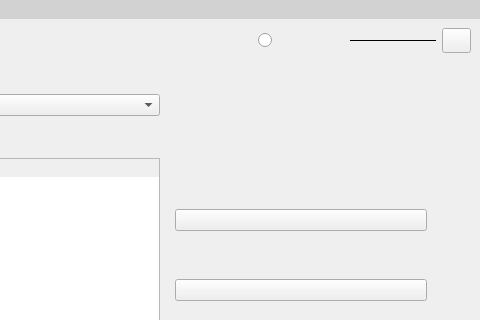
Before: the Qt Designer form Patient_Data_Project/mainwindow.ui in Baljet389/Patient_Data, drawn with Qt 5; both pictures show x 649 to 1129 and y 0 to 320 of the 1129 by 747 pixel window.
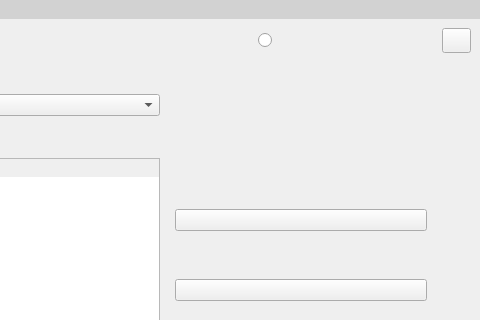
After: the same form once the commit is applied. Icons and pictures are not drawn.

The edit to the form file:
```diff
--- a/Patient_Data_Project/mainwindow.ui
+++ b/Patient_Data_Project/mainwindow.ui
@@ -482,24 +482,8 @@
         </widget>
        </widget>
       </item>
-      <item row="0" column="7">
-       <widget class="QLabel" name="date_time_lbl">
-        <property name="frameShape">
-         <enum>QFrame::Shape::HLine</enum>
-        </property>
-        <property name="text">
-         <string/>
-        </property>
-        <property name="scaledContents">
-         <bool>false</bool>
-        </property>
-        <property name="alignment">
-         <set>Qt::AlignmentFlag::AlignCenter</set>
-        </property>
-       </widget>
-      </item>
       <item row="3" column="8">
-       <spacer name="verticalSpacer">
+       <spacer name="verticalSpacer_2">
         <property name="orientation">
          <enum>Qt::Orientation::Vertical</enum>
         </property>
```
